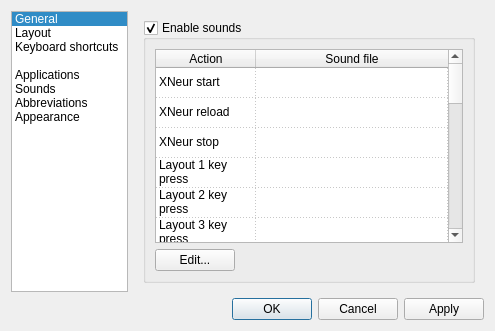
Qt form src/Config/QXNConfigDialog.ui (dept2/qxneur) before a commit.
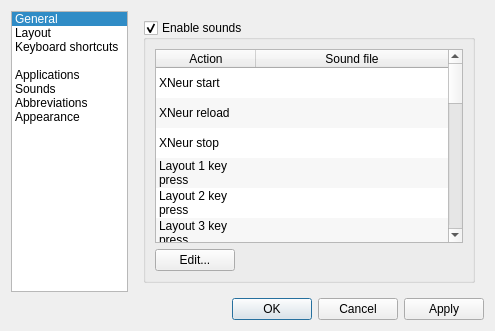
The same form after that commit. The open tabs and pages were chosen to show the change. Icons and pictures are not drawn.

Commit message:
Fixed the presentation style of the lists and tables
For now, removed the grid lines and turned alternating row colors.

```diff
--- a/src/Config/QXNConfigDialog.ui
+++ b/src/Config/QXNConfigDialog.ui
@@ -445,11 +445,14 @@
             <property name="editTriggers">
              <set>QAbstractItemView::NoEditTriggers</set>
             </property>
+            <property name="alternatingRowColors">
+             <bool>true</bool>
+            </property>
             <property name="selectionBehavior">
              <enum>QAbstractItemView::SelectRows</enum>
             </property>
-            <property name="gridStyle">
-             <enum>Qt::DotLine</enum>
+            <property name="showGrid">
+             <bool>false</bool>
             </property>
             <attribute name="horizontalHeaderStretchLastSection">
              <bool>true</bool>
```
Left out of the diff: 15 changed lines with no effect on the pictures.
